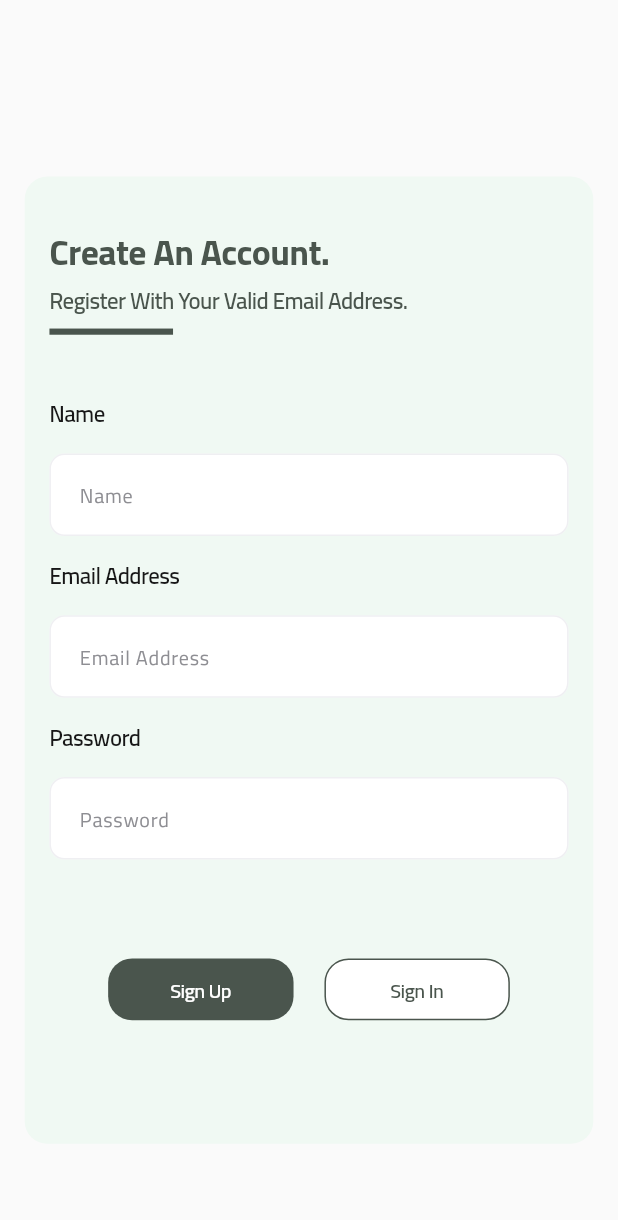
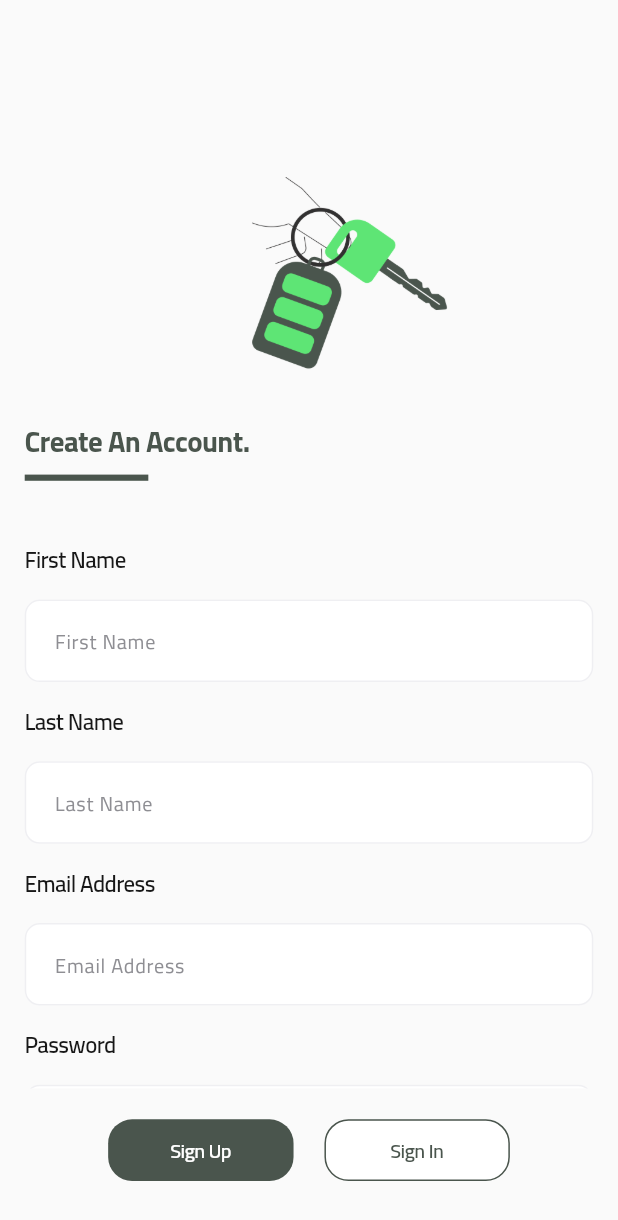
Before and after one commit to meory101/car-rental-app, a Flutter app: the screen it shows after launch, on a phone screen of 412 x 824 dp. Shown: the top 1220 px of the screen. Run offline on Flutter 3.47's test engine with Material 3 defaults, Android fonts, the phone set to English and light mode, and no system bars; our stand-ins replace cached_network_image, carousel_slider, dots_indicator, dropdown_button2, flash, flutter_svg and 3 more.

Commit message:
auth design

```diff
--- a/lib/core/resource/icon_manager.dart
+++ b/lib/core/resource/icon_manager.dart
@@ -12,6 +12,7 @@ abstract class AppImageManager {
   static const String _iconBasePath = 'assets/images';
   static const String car1 = '$_iconBasePath/1.jpg';
   static const String car2 = '$_iconBasePath/2.jpg';
+  static const String carKey = '$_iconBasePath/car-key.png';
 
 
 }
--- a/lib/feature/auth/screen/login_screen.dart
+++ b/lib/feature/auth/screen/login_screen.dart
@@ -3,9 +3,11 @@ import 'package:flutter/material.dart';
 import 'package:flutter_svg/svg.dart';
 import '../../../core/resource/color_manager.dart';
 import '../../../core/resource/font_manager.dart';
+import '../../../core/resource/icon_manager.dart';
 import '../../../core/resource/size_manager.dart';
 import '../../../core/widget/button/main_app_button.dart';
 import '../../../core/widget/form_field/title_app_form_filed.dart';
+import '../../../core/widget/image/main_image_widget.dart';
 import '../../../core/widget/text/app_text_widget.dart';
 
 class LoginScreen extends StatefulWidget {
@@ -40,16 +42,20 @@ class _LoginScreenState extends State<LoginScreen> {
           child: Column(
             crossAxisAlignment: CrossAxisAlignment.start,
             children: [
-              SizedBox(
-                height: MediaQuery.of(context).size.height / 7,
-                width: AppWidthManager.w100,
+              Container(
+                alignment: Alignment.center,
+                margin: EdgeInsets.only(top: AppHeightManager.h10),
+                height:AppHeightManager.h20,
+                width:AppWidthManager.w100,
+                child: MainImageWidget(
+                  fit: BoxFit.cover,
+                  height:AppHeightManager.h20,
+                  width:AppWidthManager.w50,
+                  imagePath: AppImageManager.carKey,
                 ),
-              Container(
-                margin: EdgeInsets.symmetric(horizontal: AppWidthManager.w4),
-                decoration: BoxDecoration(
-                  borderRadius: BorderRadius.circular(AppRadiusManager.r15),
-                    color: AppColorManager.lightColor.withAlpha(70)),
-                child: Padding(
+              ),
+
+              Padding(
                 padding: EdgeInsets.symmetric(horizontal: AppWidthManager.w4),
                 child: Column(
                   crossAxisAlignment: CrossAxisAlignment.start,
@@ -162,7 +168,6 @@ class _LoginScreenState extends State<LoginScreen> {
                     ),
                   ],
                 ),
-                ),
               )
             ],
           ),
--- a/lib/feature/auth/screen/register_screen.dart
+++ b/lib/feature/auth/screen/register_screen.dart
@@ -1,4 +1,7 @@
+import 'package:car_rental_app/core/resource/icon_manager.dart';
 import 'package:car_rental_app/core/resource/validation_helper.dart';
+import 'package:car_rental_app/core/widget/container/decorated_container.dart';
+import 'package:car_rental_app/core/widget/image/main_image_widget.dart';
 import 'package:car_rental_app/feature/auth/screen/login_screen.dart';
 import 'package:car_rental_app/feature/main/main_bottom_app_bar.dart';
 import 'package:flutter/material.dart';
@@ -43,21 +46,68 @@ class _RegisterScreenState extends State<RegisterScreen> {
   Widget build(BuildContext context) {
     return Scaffold(
       backgroundColor: AppColorManager.background,
+      floatingActionButtonLocation: FloatingActionButtonLocation.centerFloat,
+      floatingActionButton: Container(
+        height: AppHeightManager.h10,
+        color: AppColorManager.background,
+        child: Row(
+          mainAxisAlignment: MainAxisAlignment.center,
+          children: [
+            MainAppButton(
+              onTap: onSignUpClicked,
+              alignment: Alignment.center,
+              width: AppWidthManager.w30,
+              height: AppHeightManager.h5,
+              color: AppColorManager.black,
+              child: AppTextWidget(
+                text: "Sign Up",
+                color: AppColorManager.white,
+                fontSize: FontSizeManager.fs15,
+                fontWeight: FontWeight.w600,
+                overflow: TextOverflow.visible,
+              ),
+            ),
+            SizedBox(
+              width: AppWidthManager.w5,
+            ),
+            MainAppButton(
+              onTap: onSignInClicked,
+              outLinedBorde: true,
+              borderColor: AppColorManager.black,
+              alignment: Alignment.center,
+              width: AppWidthManager.w30,
+              height: AppHeightManager.h5,
+              color: AppColorManager.white,
+              child: AppTextWidget(
+                text: "Sign In",
+                color: AppColorManager.black,
+                fontSize: FontSizeManager.fs15,
+                fontWeight: FontWeight.w600,
+                overflow: TextOverflow.visible,
+              ),
+            )
+          ],
+        ),
+      ),
       body: SingleChildScrollView(
         child: Form(
           key: fkey,
           child: Column(
             crossAxisAlignment: CrossAxisAlignment.start,
             children: [
-              SizedBox(
-                height: MediaQuery.of(context).size.height / 7,
+              Container(
+                alignment: Alignment.center,
+                margin: EdgeInsets.only(top: AppHeightManager.h10),
+                height: AppHeightManager.h20,
+                width: AppWidthManager.w100,
+                child: MainImageWidget(
+                  fit: BoxFit.cover,
+                  height: AppHeightManager.h20,
+                  width: AppWidthManager.w50,
+                  imagePath: AppImageManager.carKey,
                 ),
-              Container(
-                margin: EdgeInsets.symmetric(horizontal: AppWidthManager.w4),
-                decoration: BoxDecoration(
-                    borderRadius: BorderRadius.circular(AppRadiusManager.r15),
-                    color: AppColorManager.lightColor.withAlpha(70)),
-                child: Padding(
+              ),
+              Padding(
                 padding: EdgeInsets.symmetric(horizontal: AppWidthManager.w4),
                 child: Column(
                   crossAxisAlignment: CrossAxisAlignment.start,
@@ -65,22 +115,11 @@ class _RegisterScreenState extends State<RegisterScreen> {
                     SizedBox(
                       height: AppHeightManager.h4,
                     ),
-
                     AppTextWidget(
                       text: "Create An Account.",
                       color: AppColorManager.black,
-                        fontSize: FontSizeManager.fs20,
+                      fontSize: FontSizeManager.fs18,
                       fontWeight: FontWeight.w800,
-                        overflow: TextOverflow.visible,
-                      ),
-                      SizedBox(
-                        height: AppHeightManager.h05,
-                      ),
-                      AppTextWidget(
-                        text: "Register With Your Valid Email Address.",
-                        color: AppColorManager.black,
-                        fontSize: FontSizeManager.fs16,
-                        fontWeight: FontWeight.w600,
                       overflow: TextOverflow.visible,
                     ),
                     SizedBox(
@@ -95,8 +134,25 @@ class _RegisterScreenState extends State<RegisterScreen> {
                       height: AppHeightManager.h5,
                     ),
                     TitleAppFormFiled(
-                        hint: "Name",
-                        title: "Name",
+                      hint: "First Name",
+                      title: "First Name",
+                      onChanged: (value) {
+                        name.text = value ?? "";
+                        return null;
+                      },
+                      validator: (value) {
+                        if (value?.isEmpty ?? true) {
+                          return "Empty Field";
+                        }
+                        return null;
+                      },
+                    ),
+                    SizedBox(
+                      height: AppHeightManager.h1point8,
+                    ),
+                    TitleAppFormFiled(
+                      hint: "Last Name",
+                      title: "Last Name",
                       onChanged: (value) {
                         name.text = value ?? "";
                         return null;
@@ -151,49 +207,10 @@ class _RegisterScreenState extends State<RegisterScreen> {
                     SizedBox(
                       height: AppHeightManager.h8,
                     ),
-                      Row(
-                        mainAxisAlignment: MainAxisAlignment.center,
-                        children: [
-                          MainAppButton(
-                            onTap: onSignUpClicked,
-                            alignment: Alignment.center,
-                            width: AppWidthManager.w30,
-                            height: AppHeightManager.h5,
-                            color: AppColorManager.black,
-                            child: AppTextWidget(
-                              text: "Sign Up",
-                              color: AppColorManager.white,
-                              fontSize: FontSizeManager.fs15,
-                              fontWeight: FontWeight.w600,
-                              overflow: TextOverflow.visible,
-                            ),
-                          ),
-                          SizedBox(
-                            width: AppWidthManager.w5,
-                          ),
-                          MainAppButton(
-                            onTap: onSignInClicked,
-                            outLinedBorde: true,
-                            borderColor: AppColorManager.black,
-                            alignment: Alignment.center,
-                            width: AppWidthManager.w30,
-                            height: AppHeightManager.h5,
-                            color: AppColorManager.white,
-                            child: AppTextWidget(
-                              text: "Sign In",
-                              color: AppColorManager.black,
-                              fontSize: FontSizeManager.fs15,
-                              fontWeight: FontWeight.w600,
-                              overflow: TextOverflow.visible,
-                            ),
-                          )
-                        ],
-                      ),
                     SizedBox(
                       height: AppHeightManager.h10,
                     ),
                   ],
-                  ),
                 ),
               )
             ],
--- a/lib/feature/more/more_screen.dart
+++ b/lib/feature/more/more_screen.dart
@@ -8,6 +8,7 @@ import '../../core/resource/color_manager.dart';
 import '../../core/resource/font_manager.dart';
 import '../../core/resource/size_manager.dart';
 import '../../core/widget/text/app_text_widget.dart';
+import '../main/main_bottom_app_bar.dart';
 
 class MoreScreen extends StatefulWidget {
   const MoreScreen({super.key});
@@ -24,6 +25,7 @@ class _MoreScreenState extends State<MoreScreen> {
       floatingActionButton: MainAppButton(
         onTap: () {
           AppSharedPreferences.clear();
+          selectedIndex = 0;
           Navigator.of(context).pushAndRemoveUntil(
             MaterialPageRoute(
               builder: (context) {
```
Also changed, not shown: assets/images/car-key.png (added). Lines whose indentation alone changed are shown as unchanged.
